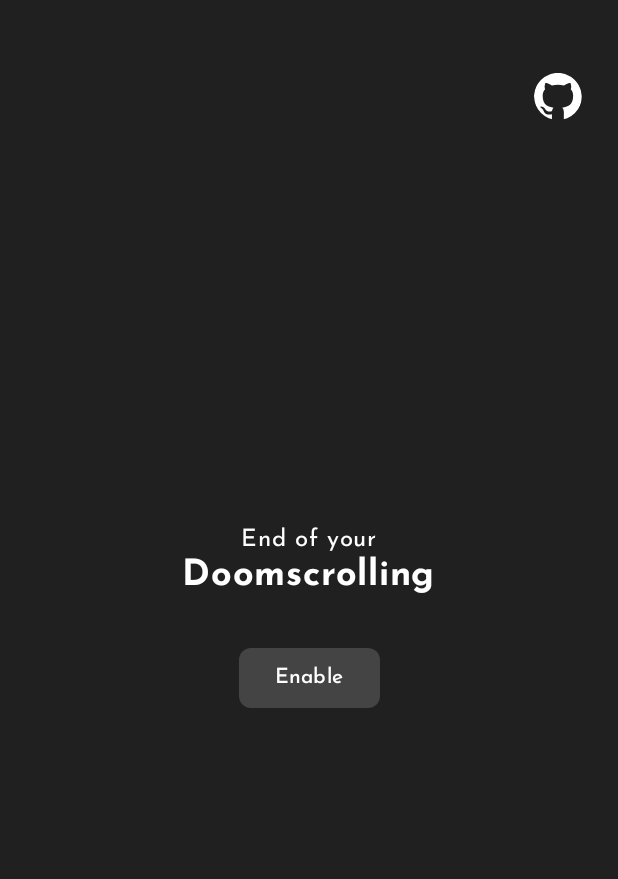
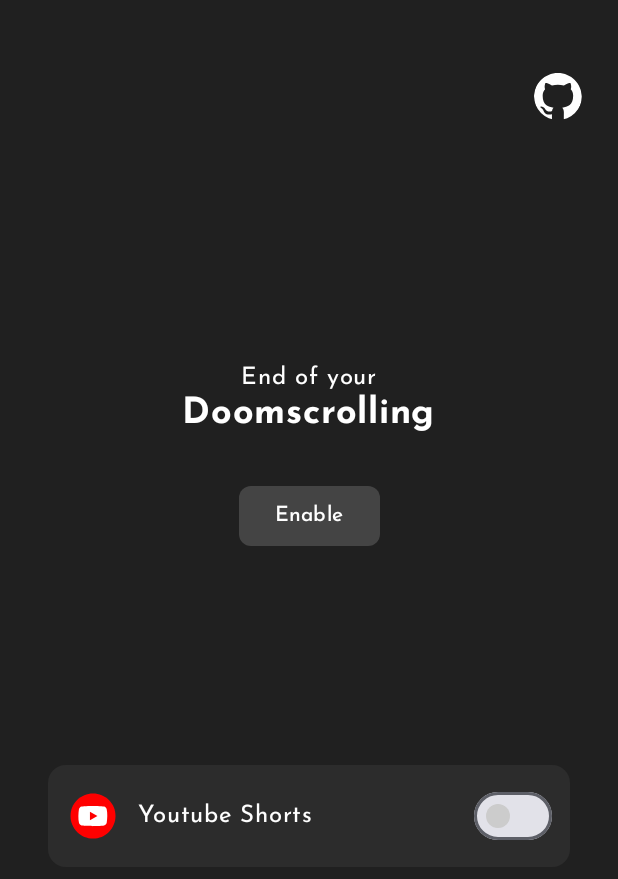
Before and after one commit to ThisIsSidam/breakpoint, an Android app built with Jetpack Compose: the screen it shows after launch (MainActivity), on a phone screen of 412 x 824 dp. Shown: the top 879 px of the screen. Run offline under Robolectric (Android 15) with nearby library versions, the phone set to English and light mode, and no system bars.

Commit message:
Add TogglePlatformsSection and update HomeScreen layout; rename GitHub icon resource

```diff
--- a/app/src/main/java/app/no/scroll/ui/components/HomeSharedWidgets.kt
+++ b/app/src/main/java/app/no/scroll/ui/components/MinorComponents.kt
@@ -23,7 +23,7 @@ fun GithubIcon(modifier: Modifier) {
         modifier = modifier.size(32.dp)
     ) {
         Icon(
-            painter = painterResource(R.drawable.github_mark_white),
+            painter = painterResource(R.drawable.ic_github),
             contentDescription = "GitHub Icon",
             tint = Color.White
         )
--- /dev/null
+++ b/app/src/main/java/app/no/scroll/ui/components/PlatformToggleCard.kt
@@ -0,0 +1,54 @@
+package app.no.scroll.ui.components
+
+import androidx.compose.foundation.Image
+import androidx.compose.foundation.layout.*
+import androidx.compose.foundation.shape.RoundedCornerShape
+import androidx.compose.material3.*
+import androidx.compose.runtime.Composable
+import androidx.compose.ui.Alignment
+import androidx.compose.ui.Modifier
+import androidx.compose.ui.graphics.Color
+import androidx.compose.ui.res.painterResource
+import androidx.compose.ui.unit.dp
+import androidx.compose.ui.unit.sp
+
+@Composable
+fun PlatformToggleCard(
+    iconRes: Int,
+    label: String,
+    isChecked: Boolean,
+    onCheckedChange: (Boolean) -> Unit
+) {
+    Card(
+        modifier = Modifier
+            .fillMaxWidth()
+            .padding(horizontal = 32.dp, vertical = 6.dp),
+        colors = CardDefaults.cardColors(containerColor = Color(0xFF2C2C2C)),
+        shape = RoundedCornerShape(12.dp)
+    ) {
+        Row(
+            modifier = Modifier
+                .padding(horizontal = 12.dp, vertical = 10.dp),
+            verticalAlignment = Alignment.CenterVertically,
+            horizontalArrangement = Arrangement.SpaceBetween
+        ) {
+            Image(
+                painter = painterResource(id = iconRes),
+                contentDescription = label,
+                modifier = Modifier.size(36.dp)
+            )
+            Spacer(modifier = Modifier.width(12.dp))
+            Text(text = label, fontSize = 16.sp, color = Color.White)
+
+            Spacer(modifier = Modifier.weight(1f))
+            Switch(
+                checked = isChecked,
+                onCheckedChange = onCheckedChange,
+                colors = SwitchDefaults.colors(
+                    checkedThumbColor = Color.White,
+                    uncheckedThumbColor = Color.LightGray
+                )
+            )
+        }
+    }
+}
--- /dev/null
+++ b/app/src/main/java/app/no/scroll/ui/components/TogglePlatformsSection.kt
@@ -0,0 +1,40 @@
+package app.no.scroll.ui.components
+
+import androidx.compose.foundation.background
+import androidx.compose.foundation.layout.Column
+import androidx.compose.foundation.layout.Spacer
+import androidx.compose.foundation.layout.fillMaxSize
+import androidx.compose.foundation.layout.height
+import androidx.compose.runtime.Composable
+import androidx.compose.runtime.getValue
+import androidx.compose.runtime.mutableStateOf
+import androidx.compose.runtime.remember
+import androidx.compose.runtime.setValue
+import androidx.compose.ui.Modifier
+import androidx.compose.ui.graphics.Color
+import androidx.compose.ui.unit.dp
+import app.no.scroll.R
+
+@Composable
+fun TogglePlatformsSection() {
+    var ytEnabled by remember { mutableStateOf(false) }
+//    var instaEnabled by remember { mutableStateOf(false) }
+
+    Column(modifier = Modifier) {
+        Spacer(modifier = Modifier.height(16.dp))
+
+        PlatformToggleCard(
+            iconRes = R.drawable.ic_youtube,
+            label = "Youtube Shorts",
+            isChecked = ytEnabled,
+            onCheckedChange = { ytEnabled = it }
+        )
+
+//        PlatformToggleCard(
+//            iconRes = R.drawable.ic_instagram,
+//            label = "Instagram Reels",
+//            isChecked = instaEnabled,
+//            onCheckedChange = { instaEnabled = it }
+//        )
+    }
+}
--- a/app/src/main/java/app/no/scroll/ui/home/HomeScreen.kt
+++ b/app/src/main/java/app/no/scroll/ui/home/HomeScreen.kt
@@ -22,6 +22,7 @@ import androidx.compose.ui.graphics.Color
 import androidx.compose.ui.unit.dp
 import app.no.scroll.ui.components.GithubIcon
 import app.no.scroll.ui.components.HomeHeadline
+import app.no.scroll.ui.components.TogglePlatformsSection
 
 @Composable
 fun HomeScreen(context: Context) {
@@ -36,7 +37,7 @@ fun HomeScreen(context: Context) {
             verticalArrangement = Arrangement.Center,
             modifier = Modifier.fillMaxSize()
         ) {
-            Spacer(modifier = Modifier.weight(1f))
+            Spacer(modifier = Modifier.weight(2f))
 
             HomeHeadline()
 
@@ -55,6 +56,11 @@ fun HomeScreen(context: Context) {
             }
 
             Spacer(modifier = Modifier.weight(1f))
+
+            TogglePlatformsSection()
+
+            Spacer(modifier = Modifier.weight(2f))
+
         }
 
         GithubIcon(
--- /dev/null
+++ b/app/src/main/res/drawable/ic_youtube.xml
@@ -0,0 +1,13 @@
+<vector xmlns:android="http://schemas.android.com/apk/res/android"
+    android:width="800dp"
+    android:height="800dp"
+    android:viewportWidth="48"
+    android:viewportHeight="48">
+  <path
+      android:pathData="M24,24m-20,0a20,20 0,1 1,40 0a20,20 0,1 1,-40 0"
+      android:fillColor="#FF0000"/>
+  <path
+      android:pathData="M35.3,16.378C35.7,16.777 35.987,17.274 36.135,17.819C36.984,21.236 36.787,26.632 36.151,30.181C36.004,30.726 35.716,31.223 35.317,31.622C34.918,32.021 34.421,32.309 33.876,32.456C31.882,33 23.854,33 23.854,33C23.854,33 15.827,33 13.832,32.456C13.288,32.309 12.791,32.021 12.392,31.622C11.993,31.223 11.705,30.726 11.558,30.181C10.704,26.779 10.938,21.379 11.541,17.835C11.689,17.29 11.976,16.794 12.375,16.395C12.774,15.995 13.271,15.708 13.816,15.56C15.81,15.017 23.838,15 23.838,15C23.838,15 31.865,15 33.86,15.544C34.405,15.691 34.901,15.979 35.3,16.378ZM27.942,24L21.283,27.857V20.143L27.942,24Z"
+      android:fillColor="#ffffff"
+      android:fillType="evenOdd"/>
+</vector>
```
Also changed, not shown: app/src/main/res/drawable/ic_github.xml (renamed from app/src/main/res/drawable/github_mark_white.xml).
